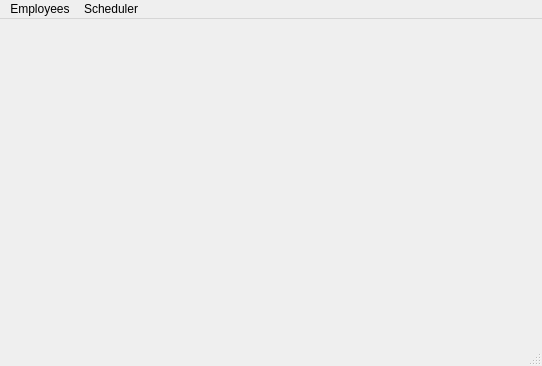
Above: mainwindow.ui from camwick/qdobaScheduler before the change. Below: the same form after it.
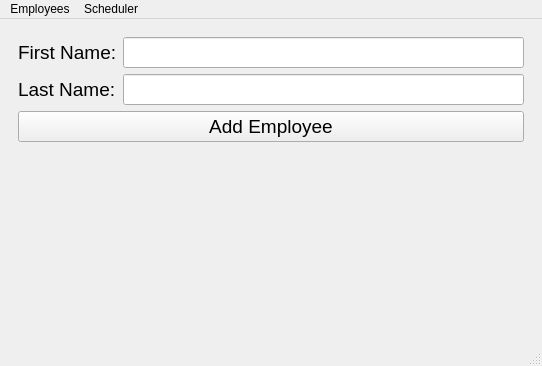
That is the form after the change. The open tabs and pages were chosen to show the change.

Commit message: employee add, remove, and schedule pages created

Diff of the .ui file:
```diff
--- a/mainwindow.ui
+++ b/mainwindow.ui
@@ -14,7 +14,130 @@
    <string>MainWindow</string>
   </property>
   <widget class="QWidget" name="centralwidget">
-   <layout class="QVBoxLayout" name="verticalLayout"/>
+   <layout class="QVBoxLayout" name="verticalLayout">
+    <item>
+     <widget class="QStackedWidget" name="stackedWidget">
+      <property name="font">
+       <font>
+        <pointsize>14</pointsize>
+       </font>
+      </property>
+      <property name="currentIndex">
+       <number>1</number>
+      </property>
+      <widget class="QWidget" name="empAddPg">
+       <layout class="QFormLayout" name="formLayout">
+        <item row="0" column="0">
+         <widget class="QLabel" name="empAddFNLbl">
+          <property name="font">
+           <font>
+            <pointsize>14</pointsize>
+           </font>
+          </property>
+          <property name="text">
+           <string>First Name:</string>
+          </property>
+         </widget>
+        </item>
+        <item row="0" column="1">
+         <widget class="QLineEdit" name="empAddFNLineEdit">
+          <property name="font">
+           <font>
+            <pointsize>14</pointsize>
+           </font>
+          </property>
+         </widget>
+        </item>
+        <item row="1" column="1">
+         <widget class="QLineEdit" name="empAddLNLineEdit">
+          <property name="font">
+           <font>
+            <pointsize>14</pointsize>
+           </font>
+          </property>
+         </widget>
+        </item>
+        <item row="1" column="0">
+         <widget class="QLabel" name="empAddLNLbl">
+          <property name="font">
+           <font>
+            <pointsize>14</pointsize>
+           </font>
+          </property>
+          <property name="text">
+           <string>Last Name:</string>
+          </property>
+         </widget>
+        </item>
+        <item row="2" column="0" colspan="2">
+         <widget class="QPushButton" name="empAddBtn">
+          <property name="font">
+           <font>
+            <pointsize>14</pointsize>
+           </font>
+          </property>
+          <property name="text">
+           <string>Add Employee</string>
+          </property>
+         </widget>
+        </item>
+       </layout>
+      </widget>
+      <widget class="QWidget" name="empRemovePg">
+       <layout class="QFormLayout" name="formLayout_2">
+        <item row="0" column="1">
+         <widget class="QComboBox" name="empRemoveComboBox">
+          <property name="font">
+           <font>
+            <pointsize>14</pointsize>
+           </font>
+          </property>
+         </widget>
+        </item>
+        <item row="0" column="0">
+         <widget class="QLabel" name="empRemoveLbl">
+          <property name="font">
+           <font>
+            <pointsize>14</pointsize>
+           </font>
+          </property>
+          <property name="text">
+           <string>Employee Selction:</string>
+          </property>
+         </widget>
+        </item>
+        <item row="1" column="0" colspan="2">
+         <widget class="QPushButton" name="empRemoveBtn">
+          <property name="font">
+           <font>
+            <pointsize>14</pointsize>
+           </font>
+          </property>
+          <property name="text">
+           <string>Remove Employee</string>
+          </property>
+         </widget>
+        </item>
+       </layout>
+      </widget>
+      <widget class="QWidget" name="schedulerPg">
+       <widget class="QLabel" name="label">
+        <property name="geometry">
+         <rect>
+          <x>230</x>
+          <y>110</y>
+          <width>131</width>
+          <height>16</height>
+         </rect>
+        </property>
+        <property name="text">
+         <string>Scheduler page</string>
+        </property>
+       </widget>
+      </widget>
+     </widget>
+    </item>
+   </layout>
   </widget>
   <widget class="QMenuBar" name="menubar">
    <property name="geometry">
```
Left out of the diff: 20 changed lines with no effect on the pictures. The commit also changes 2 other files.
